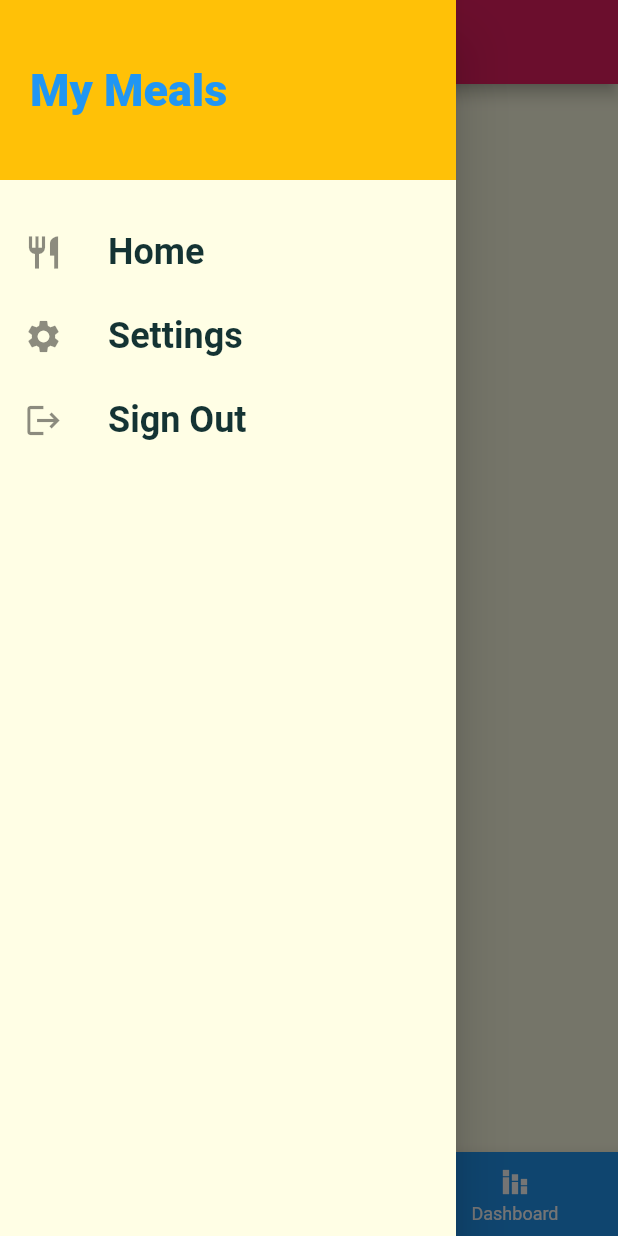
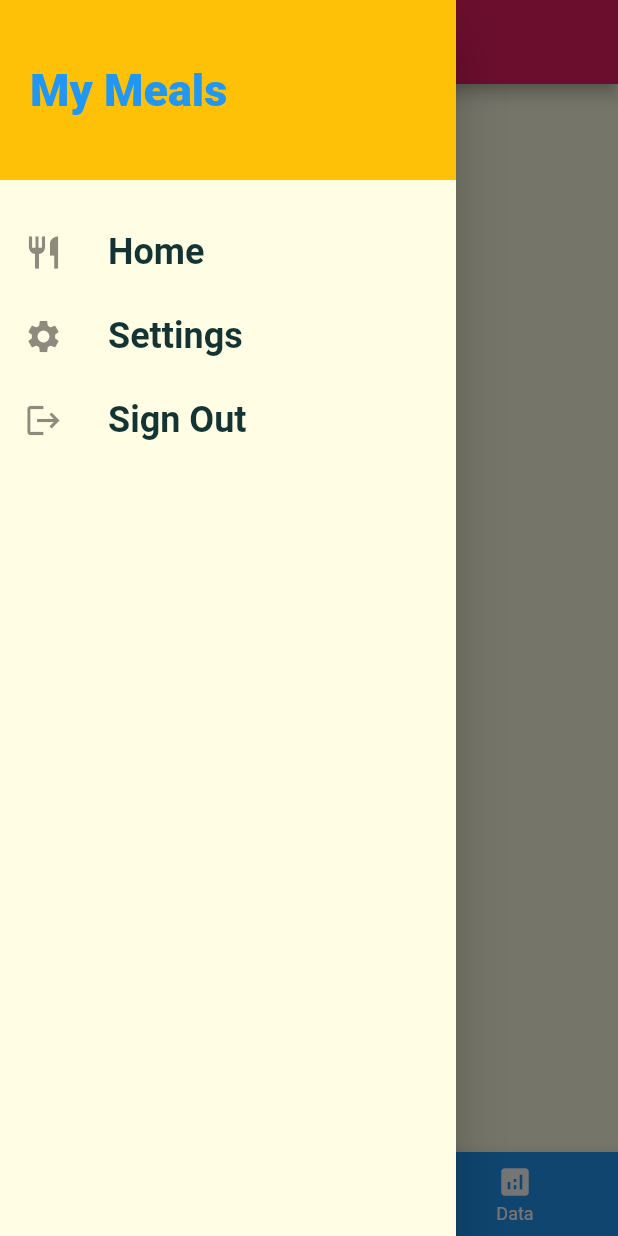
Before and after one commit to RMed122/MyMeals_App, a Flutter app: the TabsScreen screen opened directly, item 2 of the bottom bar chosen, with the side drawer open, on a phone screen of 412 x 824 dp. Run offline on Flutter 3.47's test engine with Material 2 defaults, Android fonts, the phone set to English and light mode, and no system bars; our stand-ins replace cloud_firestore, firebase_auth, firebase_core, font_awesome_flutter, google_sign_in, settings_ui and 2 more; missing offline and left inert: flutter_barcode_scanner; accounts and stored records are empty; network calls fail; Roboto replaces fonts that are missing (Raleway, RobotoCondensed).

Commit message:
UI general tweaks and reorder

```diff
--- a/lib/screens/home_screen.dart
+++ b/lib/screens/home_screen.dart
@@ -3,7 +3,7 @@ import 'package:mymeals/services/data_services.dart';
 import 'dashboard_screen.dart';
 import 'setttings_screen.dart';
 import 'meal_detail_screen.dart';
-import 'categories_screen.dart';
+import 'recipes_screen.dart';
 import 'category_meals_screen.dart';
 import 'tabs_screen.dart';
 import 'package:shared_preferences/shared_preferences.dart';
@@ -76,13 +76,13 @@ class _HomeScreenState extends State<HomeScreen> {
       },
       onGenerateRoute: (settings) {
         return MaterialPageRoute(
-          builder: (ctx) => CategoriesScreen(),
+          builder: (ctx) => RecipesScreen(),
         );
       },
       onUnknownRoute: (settings) {
         return MaterialPageRoute(
             builder: (ctx) =>
-                CategoriesScreen()); //prevents crashing if it doesnt find any rputes it goes to homescreen
+                RecipesScreen()); //prevents crashing if it doesnt find any rputes it goes to homescreen
       },
     );
   }
--- /dev/null
+++ b/lib/screens/recipes_screen.dart
@@ -0,0 +1,21 @@
+import 'package:flutter/material.dart';
+
+import '../dummy_data.dart';
+import '../widget/category_item.dart';
+
+class RecipesScreen extends StatefulWidget {
+  const RecipesScreen({Key? key}) : super(key: key);
+
+  @override
+  _RecipesScreenState createState() => _RecipesScreenState();
+
+  static _RecipesScreenState of(BuildContext context) =>
+      context.findAncestorStateOfType<_RecipesScreenState>()!;
+}
+
+class _RecipesScreenState extends State<RecipesScreen> {
+  @override
+  Widget build(BuildContext context) {
+    return const Text("RECIPES HERE");
+  }
+}
--- a/lib/screens/setttings_screen.dart
+++ b/lib/screens/setttings_screen.dart
@@ -1,5 +1,4 @@
 import 'dart:ui';
-
 import 'package:flutter/material.dart';
 import 'package:flutter/services.dart';
 import 'package:mymeals/screens/home_screen.dart';
--- a/lib/screens/tabs_screen.dart
+++ b/lib/screens/tabs_screen.dart
@@ -3,7 +3,7 @@ import './dashboard_screen.dart';
 import '../widget/main_drawer.dart';
 
 import './favourite_screen.dart';
-import './categories_screen.dart';
+import 'recipes_screen.dart';
 
 class TabsScreen extends StatefulWidget {
   @override
@@ -14,16 +14,16 @@ class _TabsScreenState extends State<TabsScreen> {
   final List<Map<String, Object>> _pages = [
     //here to add new tabs, the styling must be updated in the list line 44
     {
-      'page': CategoriesScreen(),
-      'title': 'Categories',
+      'page': DashBoard(),
+      'title': 'Dashboard',
+    },
+    {
+      'page': RecipesScreen(),
+      'title': 'Recipes',
     },
     {
       'page': const FavouriteScreen(),
-      'title': 'Your Favorite',
-    },
-    {
-      'page': DashBoard(),
-      'title': 'Dashboard',
+      'title': 'Your Data & Trends',
     },
   ];
   int _selectedPageIndex = 0;
@@ -52,18 +52,18 @@ class _TabsScreenState extends State<TabsScreen> {
         items: [
           BottomNavigationBarItem(
             backgroundColor: Theme.of(context).primaryColor,
-            icon: const Icon(Icons.category),
-            label: 'Categories',
+            icon: const Icon(Icons.stacked_bar_chart),
+            label: 'Dashboard',
           ),
           BottomNavigationBarItem(
             backgroundColor: Theme.of(context).primaryColor,
-            icon: const Icon(Icons.star),
-            label: 'Favorites',
+            icon: const Icon(Icons.restaurant_menu),
+            label: 'Recipes',
           ),
           BottomNavigationBarItem(
             backgroundColor: Theme.of(context).primaryColor,
-            icon: const Icon(Icons.stacked_bar_chart),
-            label: 'Dashboard',
+            icon: const Icon(Icons.analytics),
+            label: 'Data',
           ),
         ],
       ),
```
Also changed, not shown: lib/screens/categories_screen.dart (deleted, +0 -28 lines).
